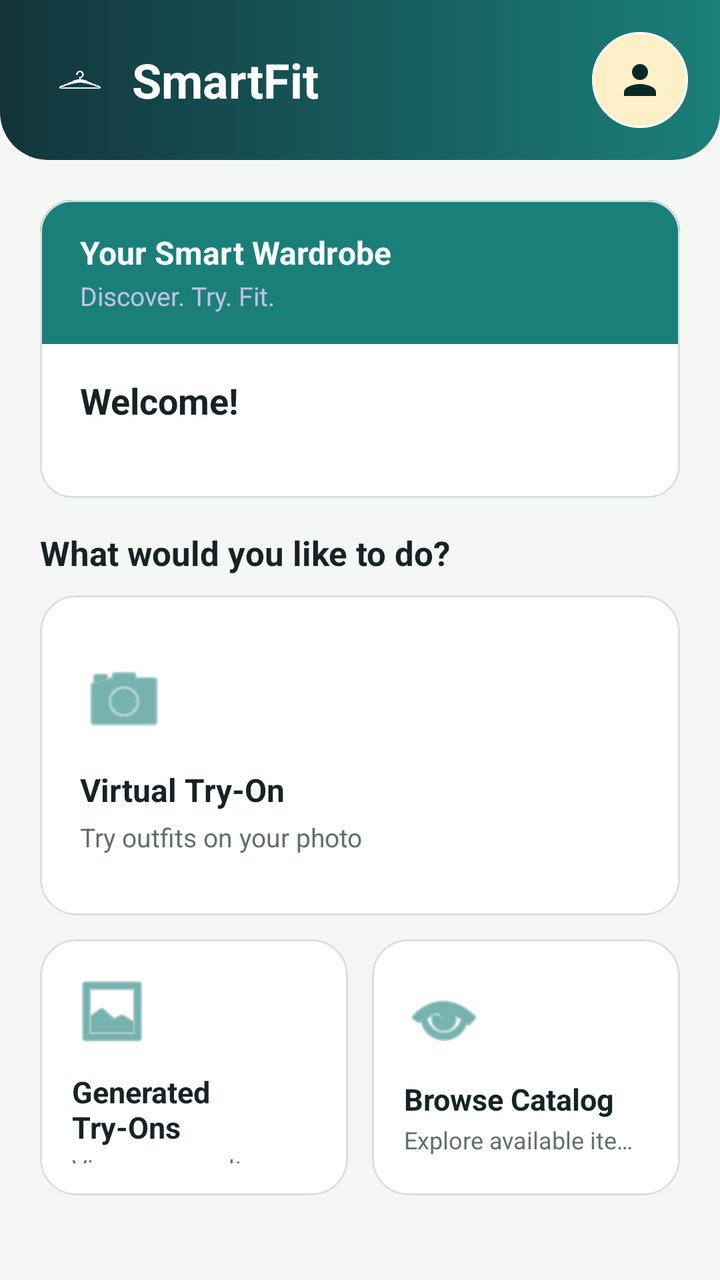
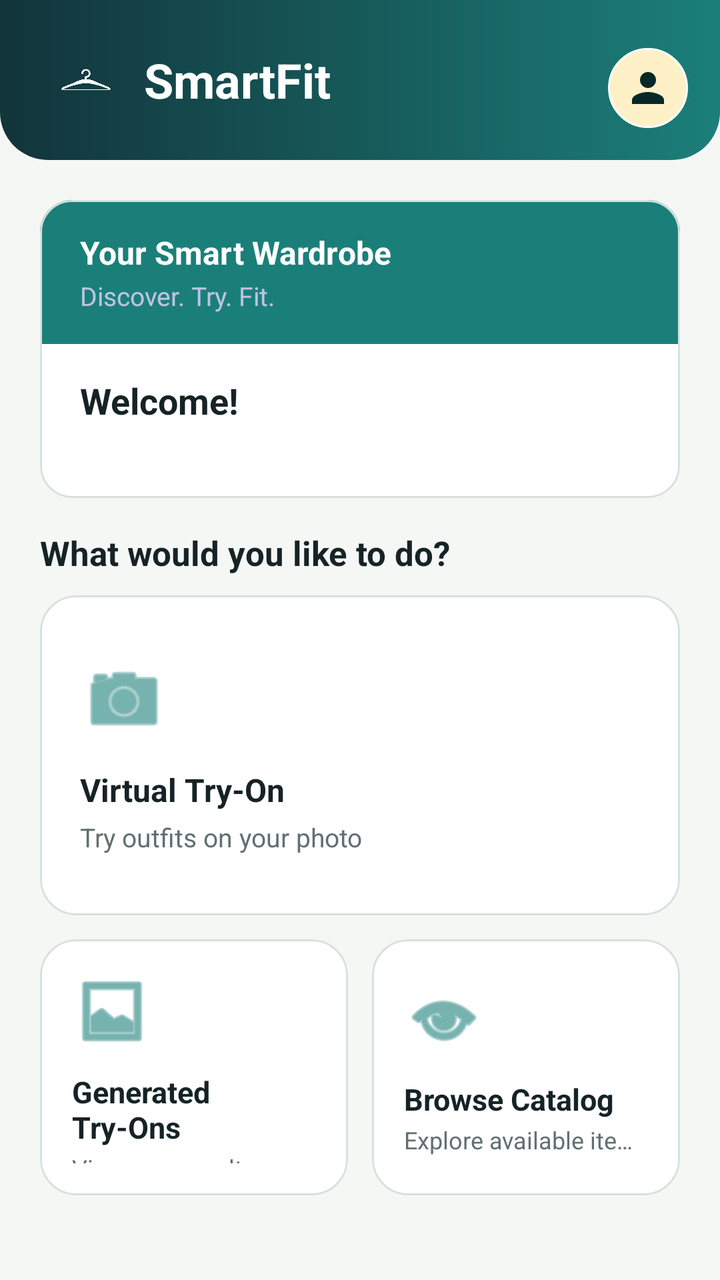

Screens rendered from an Android XML layout before and after an edit, with the pre-edit source and the edit as a unified diff.
<!-- AndroidManifest.xml: application theme Theme.SmartFitApp -->
<!-- res/layout/activity_home.xml -->
<?xml version="1.0" encoding="utf-8"?>
<LinearLayout xmlns:android="http://schemas.android.com/apk/res/android"
    xmlns:app="http://schemas.android.com/apk/res-auto"
    android:layout_width="match_parent"
    android:layout_height="match_parent"
    android:background="@color/background"
    android:orientation="vertical">

    
    <LinearLayout
        android:layout_width="match_parent"
        android:layout_height="80dp"
        android:background="@drawable/bg_home_top_bar"
        android:gravity="center_vertical"
        android:orientation="horizontal"
        android:paddingStart="24dp"
        android:paddingEnd="16dp">

        <ImageView
            android:layout_width="32dp"
            android:layout_height="32dp"
            android:layout_marginEnd="10dp"
            android:contentDescription="SmartFit logo"
            android:scaleType="fitCenter"
            android:src="@drawable/logo_white" />

        <TextView
            android:layout_width="0dp"
            android:layout_height="wrap_content"
            android:layout_weight="1"
            android:text="SmartFit"
            android:textColor="@color/on_primary"
            android:textSize="24sp"
            android:textStyle="bold" />

        <ImageButton
            android:id="@+id/profileButton"
            android:layout_width="48dp"
            android:layout_height="48dp"
            android:background="@drawable/bg_profile_icon_button"
            android:contentDescription="My Profile"
            android:foreground="?attr/selectableItemBackgroundBorderless"
            android:padding="12dp"
            android:scaleType="center"
            android:src="@drawable/ic_person_24" />

    </LinearLayout>

    <ScrollView
        android:layout_width="match_parent"
        android:layout_height="0dp"
        android:layout_weight="1"
        android:fillViewport="true">

        <LinearLayout
            android:layout_width="match_parent"
            android:layout_height="match_parent"
            android:orientation="vertical"
            android:paddingStart="@dimen/screen_padding"
            android:paddingEnd="@dimen/screen_padding"
            android:paddingTop="20dp"
            android:paddingBottom="24dp"
            android:gravity="center_horizontal">

            
            <com.google.android.material.card.MaterialCardView
                android:layout_width="match_parent"
                android:layout_height="wrap_content"
                app:cardCornerRadius="16dp"
                app:cardElevation="0dp"
                app:strokeColor="@color/outline_variant"
                app:strokeWidth="1dp"
                app:cardBackgroundColor="@color/surface">

                <LinearLayout
                    android:layout_width="match_parent"
                    android:layout_height="wrap_content"
                    android:orientation="vertical">

                    
                    <LinearLayout
                        android:layout_width="match_parent"
                        android:layout_height="72dp"
                        android:background="@color/primary"
                        android:gravity="center_vertical"
                        android:paddingStart="20dp"
                        android:paddingEnd="20dp"
                        android:orientation="vertical">

                        <TextView
                            android:layout_width="match_parent"
                            android:layout_height="wrap_content"
                            android:text="Your Smart Wardrobe"
                            android:textColor="@color/on_primary"
                            android:textSize="16sp"
                            android:textStyle="bold" />

                        <TextView
                            android:layout_width="match_parent"
                            android:layout_height="wrap_content"
                            android:layout_marginTop="2dp"
                            android:text="Discover. Try. Fit."
                            android:textColor="#CCE6D5FF"
                            android:textSize="13sp" />

                    </LinearLayout>

                    
                    <LinearLayout
                        android:layout_width="match_parent"
                        android:layout_height="wrap_content"
                        android:orientation="vertical"
                        android:paddingStart="20dp"
                        android:paddingEnd="20dp"
                        android:paddingTop="16dp"
                        android:paddingBottom="16dp">

                        <TextView
                            android:id="@+id/welcomeText"
                            android:layout_width="match_parent"
                            android:layout_height="wrap_content"
                            android:text="Welcome!"
                            android:textColor="@color/on_surface"
                            android:textSize="18sp"
                            android:textStyle="bold" />

                        <TextView
                            android:id="@+id/emailText"
                            android:layout_width="match_parent"
                            android:layout_height="wrap_content"
                            android:layout_marginTop="3dp"
                            android:textColor="@color/on_surface_variant"
                            android:textSize="13sp" />

                    </LinearLayout>

                </LinearLayout>
            </com.google.android.material.card.MaterialCardView>

            
            <TextView
                android:layout_width="match_parent"
                android:layout_height="wrap_content"
                android:layout_marginTop="16dp"
                android:layout_marginBottom="10dp"
                android:text="What would you like to do?"
                style="@style/Text.SectionTitle" />

            
            <com.google.android.material.card.MaterialCardView
                android:id="@+id/tryOnButton"
                android:layout_width="match_parent"
                android:layout_height="160dp"
                android:clickable="true"
                android:focusable="true"
                android:foreground="?attr/selectableItemBackground"
                app:cardCornerRadius="18dp"
                app:cardElevation="0dp"
                app:strokeColor="@color/outline_variant"
                app:strokeWidth="1dp"
                app:cardBackgroundColor="@color/surface">

                <LinearLayout
                    android:layout_width="match_parent"
                    android:layout_height="match_parent"
                    android:orientation="vertical"
                    android:gravity="center_vertical"
                    android:padding="20dp">

                    <ImageView
                        android:layout_width="44dp"
                        android:layout_height="44dp"
                        android:contentDescription="Virtual Try-On"
                        android:src="@android:drawable/ic_menu_camera"
                        android:tint="@color/primary" />

                    <TextView
                        android:layout_width="match_parent"
                        android:layout_height="wrap_content"
                        android:layout_marginTop="12dp"
                        android:text="Virtual Try-On"
                        android:textColor="@color/on_surface"
                        android:textStyle="bold"
                        android:textSize="16sp" />

                    <TextView
                        android:layout_width="match_parent"
                        android:layout_height="wrap_content"
                        android:layout_marginTop="4dp"
                        android:text="Try outfits on your photo"
                        android:textColor="@color/on_surface_variant"
                        android:textSize="13sp"
                        android:maxLines="1"
                        android:ellipsize="end" />
                </LinearLayout>
            </com.google.android.material.card.MaterialCardView>

            <LinearLayout
                android:layout_width="match_parent"
                android:layout_height="wrap_content"
                android:layout_marginTop="12dp"
                android:orientation="horizontal">

                <com.google.android.material.card.MaterialCardView
                    android:id="@+id/photosButton"
                    android:layout_width="0dp"
                    android:layout_height="128dp"
                    android:layout_weight="1"
                    android:layout_marginEnd="6dp"
                    android:clickable="true"
                    android:focusable="true"
                    android:foreground="?attr/selectableItemBackground"
                    app:cardCornerRadius="18dp"
                    app:cardElevation="0dp"
                    app:strokeColor="@color/outline_variant"
                    app:strokeWidth="1dp"
                    app:cardBackgroundColor="@color/surface">

                    <LinearLayout
                        android:layout_width="match_parent"
                        android:layout_height="match_parent"
                        android:orientation="vertical"
                        android:gravity="center_vertical"
                        android:padding="16dp">

                        <ImageView
                            android:layout_width="40dp"
                            android:layout_height="40dp"
                            android:contentDescription="Generated Try-Ons"
                            android:src="@android:drawable/ic_menu_gallery"
                            android:tint="@color/primary" />

                        <TextView
                            android:layout_width="match_parent"
                            android:layout_height="wrap_content"
                            android:layout_marginTop="10dp"
                            android:text="Generated Try-Ons"
                            android:textColor="@color/on_surface"
                            android:textStyle="bold"
                            android:textSize="15sp" />

                        <TextView
                            android:layout_width="match_parent"
                            android:layout_height="wrap_content"
                            android:layout_marginTop="2dp"
                            android:text="View your results"
                            android:textColor="@color/on_surface_variant"
                            android:textSize="12sp"
                            android:maxLines="1"
                            android:ellipsize="end" />
                    </LinearLayout>
                </com.google.android.material.card.MaterialCardView>

                <com.google.android.material.card.MaterialCardView
                    android:id="@+id/catalogButton"
                    android:layout_width="0dp"
                    android:layout_height="128dp"
                    android:layout_weight="1"
                    android:layout_marginStart="6dp"
                    android:clickable="true"
                    android:focusable="true"
                    android:foreground="?attr/selectableItemBackground"
                    app:cardCornerRadius="18dp"
                    app:cardElevation="0dp"
                    app:strokeColor="@color/outline_variant"
                    app:strokeWidth="1dp"
                    app:cardBackgroundColor="@color/surface">

                    <LinearLayout
                        android:layout_width="match_parent"
                        android:layout_height="match_parent"
                        android:orientation="vertical"
                        android:gravity="center_vertical"
                        android:padding="16dp">

                        <ImageView
                            android:layout_width="40dp"
                            android:layout_height="40dp"
                            android:contentDescription="Browse Catalog"
                            android:src="@android:drawable/ic_menu_view"
                            android:tint="@color/primary" />

                        <TextView
                            android:layout_width="match_parent"
                            android:layout_height="wrap_content"
                            android:layout_marginTop="10dp"
                            android:text="Browse Catalog"
                            android:textColor="@color/on_surface"
                            android:textStyle="bold"
                            android:textSize="15sp" />

                        <TextView
                            android:layout_width="match_parent"
                            android:layout_height="wrap_content"
                            android:layout_marginTop="2dp"
                            android:text="Explore available items"
                            android:textColor="@color/on_surface_variant"
                            android:textSize="12sp"
                            android:maxLines="1"
                            android:ellipsize="end" />
                    </LinearLayout>
                </com.google.android.material.card.MaterialCardView>

            </LinearLayout>

            <com.google.android.material.card.MaterialCardView
                android:id="@+id/adminCatalogButton"
                android:layout_width="match_parent"
                android:layout_height="128dp"
                android:layout_marginTop="12dp"
                android:visibility="gone"
                android:clickable="true"
                android:focusable="true"
                android:foreground="?attr/selectableItemBackground"
                app:cardCornerRadius="18dp"
                app:cardElevation="0dp"
                app:strokeColor="@color/outline_variant"
                app:strokeWidth="1dp"
                app:cardBackgroundColor="@color/surface">

                <LinearLayout
                    android:layout_width="match_parent"
                    android:layout_height="match_parent"
                    android:orientation="vertical"
                    android:gravity="center_vertical"
                    android:padding="16dp">

                    <ImageView
                        android:id="@+id/adminTileIcon"
                        android:layout_width="40dp"
                        android:layout_height="40dp"
                        android:contentDescription="Admin"
                        android:src="@android:drawable/ic_menu_upload"
                        android:tint="@color/secondary" />

                    <TextView
                        android:id="@+id/adminTileTitle"
                        android:layout_width="match_parent"
                        android:layout_height="wrap_content"
                        android:layout_marginTop="10dp"
                        android:text="Admin Catalog"
                        android:textColor="@color/on_surface"
                        android:textStyle="bold"
                        android:textSize="15sp" />

                    <TextView
                        android:id="@+id/adminTileSubtitle"
                        android:layout_width="match_parent"
                        android:layout_height="wrap_content"
                        android:layout_marginTop="2dp"
                        android:text="Manage catalog items"
                        android:textColor="@color/on_surface_variant"
                        android:textSize="12sp"
                        android:maxLines="1"
                        android:ellipsize="end" />
                </LinearLayout>
            </com.google.android.material.card.MaterialCardView>

        </LinearLayout>

    </ScrollView>

</LinearLayout>
<!-- resources referenced by this layout -->
<resources>
  <color name="background">#F5F7F4</color>
  <color name="on_primary">#FFFFFF</color>
  <color name="on_surface">#162326</color>
  <color name="on_surface_variant">#61706F</color>
  <color name="outline_variant">#D7E0DD</color>
  <color name="primary">#1B7F79</color>
  <color name="secondary">#B85C38</color>
  <color name="surface">#FFFFFF</color>
  <dimen name="screen_padding">20dp</dimen>
  <!-- drawable bg_home_top_bar (drawable) -->
  <?xml version="1.0" encoding="utf-8"?>
  <shape xmlns:android="http://schemas.android.com/apk/res/android">
      <gradient
          android:angle="0"
          android:startColor="@color/primary_dark"
          android:endColor="@color/primary" />
      <corners
          android:bottomLeftRadius="24dp"
          android:bottomRightRadius="24dp" />
  </shape>
  <!-- drawable bg_profile_icon_button (drawable) -->
  <?xml version="1.0" encoding="utf-8"?>
  <shape xmlns:android="http://schemas.android.com/apk/res/android"
      android:shape="oval">
      <solid android:color="@color/accent_container" />
      <stroke
          android:width="1dp"
          android:color="@color/on_primary" />
  </shape>
  <!-- drawable ic_person_24 (drawable) -->
  <vector xmlns:android="http://schemas.android.com/apk/res/android"
      android:width="24dp"
      android:height="24dp"
      android:viewportWidth="24"
      android:viewportHeight="24">
      <path
          android:fillColor="@color/on_primary_container"
          android:pathData="M12,12C14.21,12 16,10.21 16,8C16,5.79 14.21,4 12,4C9.79,4 8,5.79 8,8C8,10.21 9.79,12 12,12ZM12,14C9.33,14 4,15.34 4,18V20H20V18C20,15.34 14.67,14 12,14Z" />
  </vector>
  <!-- drawable logo_white: png bitmap (drawable, 717925 bytes) -->
  <style name="Text.SectionTitle">
          <item name="android:textColor">@color/on_surface</item>
          <item name="android:textStyle">bold</item>
          <item name="android:textSize">17sp</item>
      </style>
  <style name="Theme.SmartFitApp" parent="Base.Theme.SmartFitApp" />
  <color name="primary_dark">#12343B</color>
  <color name="accent_container">#FFF1C7</color>
  <color name="on_primary_container">#052927</color>
  <style name="Base.Theme.SmartFitApp" parent="Theme.Material3.DayNight.NoActionBar">
          <item name="colorPrimary">@color/primary</item>
          <item name="colorOnPrimary">@color/on_primary</item>
          <item name="colorPrimaryContainer">@color/primary_container</item>
          <item name="colorOnPrimaryContainer">@color/on_primary_container</item>
          <item name="colorSecondary">@color/secondary</item>
          <item name="colorOnSecondary">@color/on_secondary</item>
          <item name="colorSecondaryContainer">@color/secondary_container</item>
          <item name="colorOnSecondaryContainer">@color/on_secondary_container</item>
          <item name="android:colorBackground">@color/background</item>
          <item name="colorSurface">@color/surface</item>
          <item name="colorOnSurface">@color/on_surface</item>
          <item name="colorSurfaceVariant">@color/surface_variant</item>
          <item name="colorOnSurfaceVariant">@color/on_surface_variant</item>
          <item name="colorError">@color/error</item>
          <item name="colorOnError">@color/on_error</item>
          <item name="colorErrorContainer">@color/error_container</item>
          <item name="colorOnErrorContainer">@color/on_error_container</item>
          <item name="colorOutline">@color/outline</item>
          <item name="colorOutlineVariant">@color/outline_variant</item>
      </style>
  <color name="primary_container">#D7F2EE</color>
  <color name="on_secondary">#FFFFFF</color>
  <color name="secondary_container">#FFE2D5</color>
  <color name="on_secondary_container">#3D1608</color>
  <color name="surface_variant">#E8F0ED</color>
  <color name="error">#B3261E</color>
  <color name="on_error">#FFFFFF</color>
  <color name="error_container">#F9DEDC</color>
  <color name="on_error_container">#410E0B</color>
  <color name="outline">#8EA09D</color>
</resources>

<!-- the commit's change to res/layout/activity_home.xml (unified diff, before → after) -->
@@ -17,8 +17,8 @@
         android:paddingEnd="16dp">
 
         <ImageView
-            android:layout_width="32dp"
-            android:layout_height="32dp"
+            android:layout_width="38dp"
+            android:layout_height="38dp"
             android:layout_marginEnd="10dp"
             android:contentDescription="SmartFit logo"
             android:scaleType="fitCenter"
@@ -35,12 +35,13 @@
 
         <ImageButton
             android:id="@+id/profileButton"
-            android:layout_width="48dp"
-            android:layout_height="48dp"
+            android:layout_width="40dp"
+            android:layout_height="40dp"
+            android:layout_marginTop="4dp"
             android:background="@drawable/bg_profile_icon_button"
             android:contentDescription="My Profile"
             android:foreground="?attr/selectableItemBackgroundBorderless"
-            android:padding="12dp"
+            android:padding="8dp"
             android:scaleType="center"
             android:src="@drawable/ic_person_24" />
 
